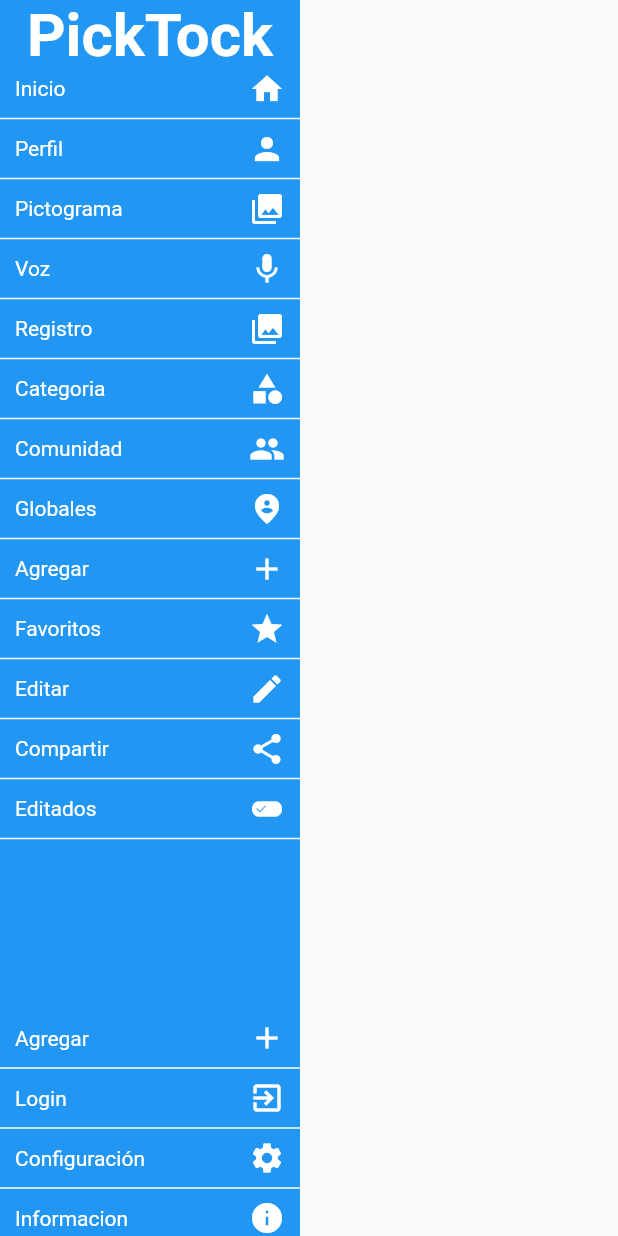
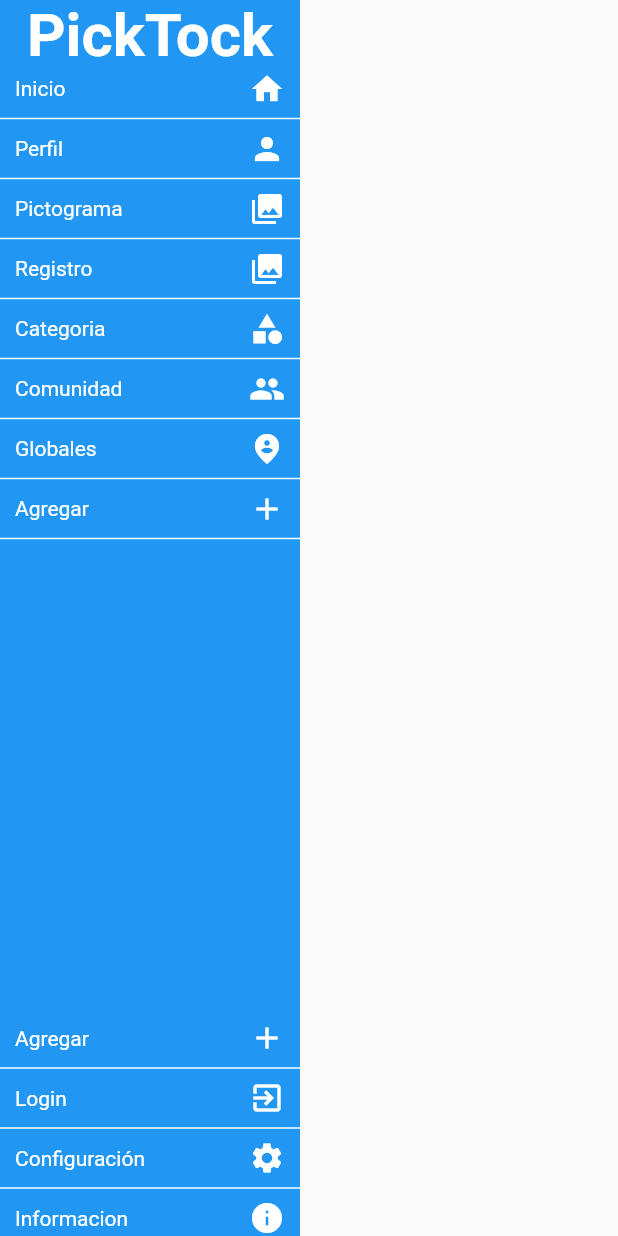
Before and after one commit to HuamanAngel/picktockapp, a Flutter app: the SideBar widget shown alone on an empty page, opened directly with empty values, on a phone screen of 412 x 824 dp. Run offline on Flutter 3.47's test engine with Material 2 defaults, Android fonts, the phone set to English and light mode, and no system bars; our stand-ins replace flutter_svg, font_awesome_flutter, image_picker; accounts and stored records are empty.

Commit message:
Correciones menores

```diff
--- a/lib/ui/option.dart
+++ b/lib/ui/option.dart
@@ -38,12 +38,12 @@ Widget SideBar(BuildContext context, MenuProvider menuProvider) {
           color: Colors.white,
           thickness: 1,
         ),
-        SideBarOption(
-            text: "Voz", icon: Icons.mic, menuProvider: menuProvider),
-        const Divider(
-          color: Colors.white,
-          thickness: 1,
-        ),
+        // SideBarOption(
+        //     text: "Voz", icon: Icons.mic, menuProvider: menuProvider),
+        // const Divider(
+        //   color: Colors.white,
+        //   thickness: 1,
+        // ),
         SideBarOption(
             text: "Registro",
             icon: Icons.photo_library,
@@ -80,32 +80,32 @@ Widget SideBar(BuildContext context, MenuProvider menuProvider) {
           color: Colors.white,
           thickness: 1,
         ),
-        SideBarOptionBottom(
-            text: "Favoritos", icon: Icons.star, menuProvider: menuProvider),
-        const Divider(
-          color: Colors.white,
-          thickness: 1,
-        ),
-        SideBarOptionBottom(
-            text: "Editar", icon: Icons.edit, menuProvider: menuProvider),
-        const Divider(
-          color: Colors.white,
-          thickness: 1,
-        ),
-        SideBarOptionBottom(
-            text: "Compartir", icon: Icons.share, menuProvider: menuProvider),
-        const Divider(
-          color: Colors.white,
-          thickness: 1,
-        ),
-        SideBarOptionBottom(
-            text: "Editados",
-            icon: Icons.edit_attributes,
-            menuProvider: menuProvider),
-        const Divider(
-          color: Colors.white,
-          thickness: 1,
-        ),
+        // SideBarOptionBottom(
+        //     text: "Favoritos", icon: Icons.star, menuProvider: menuProvider),
+        // const Divider(
+        //   color: Colors.white,
+        //   thickness: 1,
+        // ),
+        // SideBarOptionBottom(
+        //     text: "Editar", icon: Icons.edit, menuProvider: menuProvider),
+        // const Divider(
+        //   color: Colors.white,
+        //   thickness: 1,
+        // ),
+        // SideBarOptionBottom(
+        //     text: "Compartir", icon: Icons.share, menuProvider: menuProvider),
+        // const Divider(
+        //   color: Colors.white,
+        //   thickness: 1,
+        // ),
+        // SideBarOptionBottom(
+        //     text: "Editados",
+        //     icon: Icons.edit_attributes,
+        //     menuProvider: menuProvider),
+        // const Divider(
+        //   color: Colors.white,
+        //   thickness: 1,
+        // ),
         const Spacer(),
         SideBarOptionBottom(
             text: "Agregar", icon: Icons.add, menuProvider: menuProvider),
--- a/lib/ui/pictograma/pictograma.dart
+++ b/lib/ui/pictograma/pictograma.dart
@@ -68,8 +68,8 @@ class _PictogramaState extends State<Pictograma> {
             children: [
               Picto(),
               Picto(),
-              Picto(),
-              Picto(),
+              // Picto(),
+              // Picto(),
             ],
           ),
           Row(
@@ -116,6 +116,7 @@ Widget Picto() {
           ),
           Container(
             padding: EdgeInsets.all(20.0),
+            height: 200,
             child: Image.asset('assets/imagen.jpg'),
           ),
 
@@ -126,16 +127,16 @@ Widget Picto() {
                   overflow: TextOverflow.ellipsis
               )
           ),
-          Container(
-         child: FlatButton(
-          child: Text(
-           "Cambiar Calificación",
-          style: TextStyle(color: Colors.white, fontSize: 20),
-            ),
-         color: Colors.green,
-         onPressed: () {}
-         )
-          )
+        //   Container(
+        //  child: FlatButton(
+        //   child: Text(
+        //    "Cambiar Calificación",
+        //   style: TextStyle(color: Colors.white, fontSize: 20),
+        //     ),
+        //  color: Colors.green,
+        //  onPressed: () {}
+        //  )
+          // )
         ],
       )
   );
```
